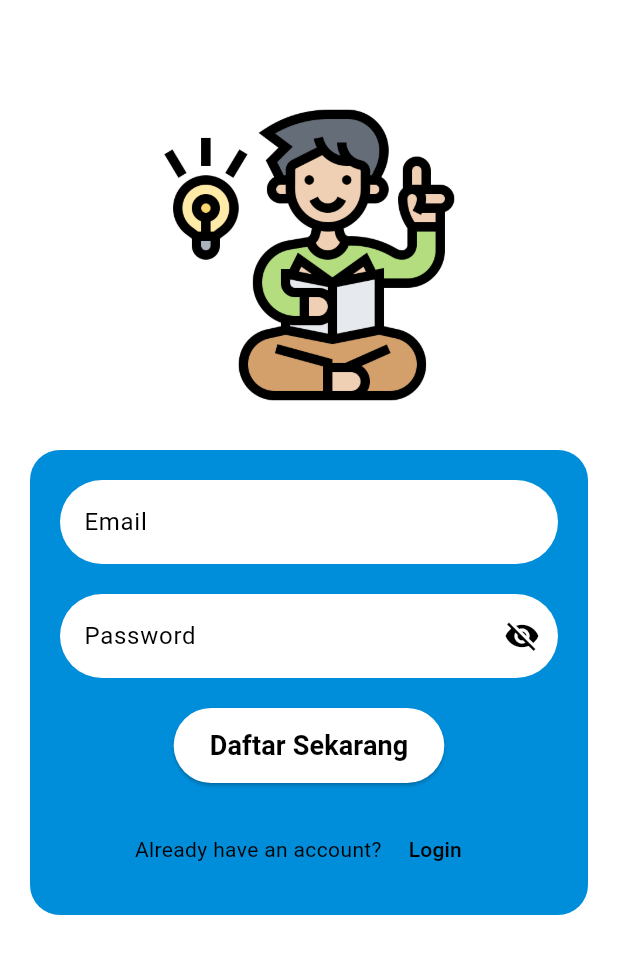
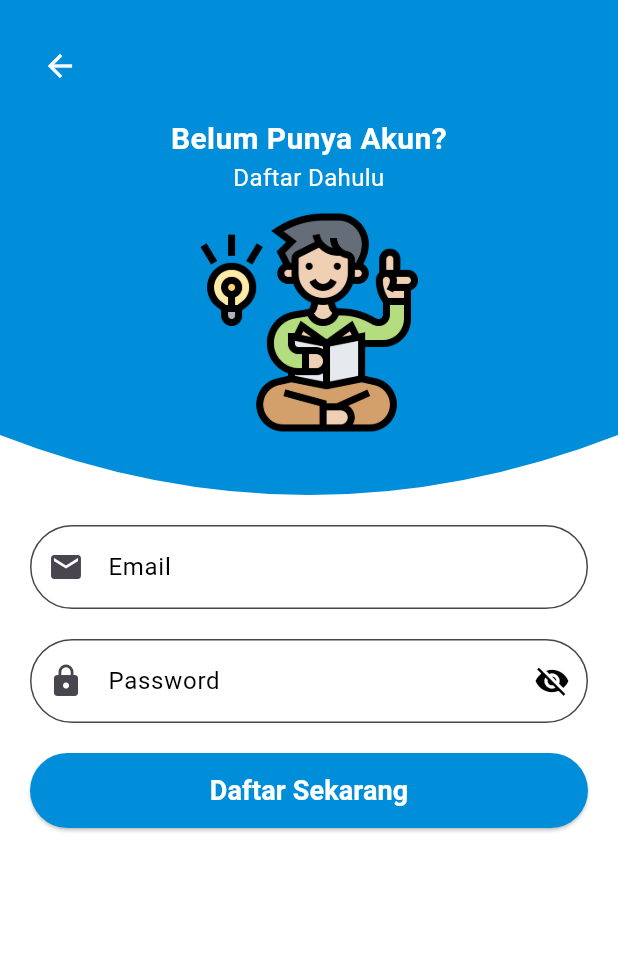
Before and after one commit to ArsalRR/aplikasi_belajar_bahasa_sunda, a Flutter app: the RegisterView screen opened by its route, on a phone screen of 412 x 824 dp. Shown: the top 954 px of the screen. Run offline on Flutter 3.47's test engine with Material 3 defaults, Android fonts, the light colour scheme and no system bars; our stand-ins replace cloud_firestore, firebase_auth, firebase_core, flutter_custom_clippers, flutter_svg, get; accounts and stored records are empty; Roboto replaces fonts that are missing (Poppins).

Commit message:
ubah tampilan register

```diff
--- a/lib/app/modules/register/views/register_view.dart
+++ b/lib/app/modules/register/views/register_view.dart
@@ -1,29 +1,70 @@
-import 'package:capstone_project/app/modules/register/controllers/register_controller.dart';
 import 'package:flutter/material.dart';
 import 'package:get/get.dart';
+import 'package:capstone_project/app/modules/register/controllers/register_controller.dart';
+import 'package:flutter_custom_clippers/flutter_custom_clippers.dart';
 
 class RegisterView extends GetView<RegisterController> {
   @override
   Widget build(BuildContext context) {
     return Scaffold(
       backgroundColor: Colors.white,
-      body: Padding(
-        padding: EdgeInsets.all(20),
-        child: ListView(
+      body: Column(
         children: [
-            SizedBox(height: 50),
+          ClipPath(
+            clipper: OvalBottomBorderClipper(),
+            child: Container(
+              padding: EdgeInsets.symmetric(horizontal: 16.0, vertical: 20.0),
+              color: Color(0xff008DDA),
+              child: Column(
+                children: [
+                  Align(
+                    alignment: Alignment.topLeft,
+                    child: IconButton(
+                      icon: Icon(Icons.arrow_back, color: Colors.white),
+                      onPressed: () => Get.back(),
+                    ),
+                  ),
+                  SizedBox(height: 10),
+                  Text(
+                    'Belum Punya Akun?',
+                    style: TextStyle(
+                      fontSize: 20,
+                      fontWeight: FontWeight.bold,
+                      fontFamily: 'Poppins',
+                      color: Colors.white,
+                    ),
+                    textAlign: TextAlign.center,
+                  ),
+                  Text(
+                    'Daftar Dahulu',
+                    style: TextStyle(
+                      fontSize: 16,
+                      color: Colors.white,
+                      fontFamily: 'Poppins',
+                    ),
+                    textAlign: TextAlign.center,
+                  ),
+                  SizedBox(height: 10),
                   Center(
                     child: Image.asset(
                       'assets/img/study.png',
-                height: 200,
+                      height: 150,
                     ),
                   ),
-            SizedBox(height: 30),
-            Container(
+                  SizedBox(height: 20),
+                ],
+              ),
+            ),
+          ),
+          Expanded(
+            child: Container(
               padding: EdgeInsets.all(20),
               decoration: BoxDecoration(
-              color: Color(0xff008DDA),
-                borderRadius: BorderRadius.circular(20),
+                color: Colors.white,
+                borderRadius: BorderRadius.only(
+                  topLeft: Radius.circular(20),
+                  topRight: Radius.circular(20),
+                ),
               ),
               child: Column(
                 children: [
@@ -34,14 +75,16 @@ class RegisterView extends GetView<RegisterController> {
                       fillColor: Colors.white,
                       border: OutlineInputBorder(
                         borderRadius: BorderRadius.circular(32.0),
-                        borderSide: BorderSide.none,
+
                       ),
+                      prefixIcon: Icon(Icons.email),
                       labelText: 'Email',
                       labelStyle: TextStyle(color: Colors.black, fontFamily: 'Poppins'),
                     ),
                   ),
                   SizedBox(height: 20),
-                  Obx(() => TextField(
+                  Obx(
+                    () => TextField(
                       obscureText: controller.isPasswordHidden.value,
                       controller: controller.passwordController,
                       decoration: InputDecoration(
@@ -49,8 +92,9 @@ class RegisterView extends GetView<RegisterController> {
                         fillColor: Colors.white,
                         border: OutlineInputBorder(
                           borderRadius: BorderRadius.circular(32.0),
-                        borderSide: BorderSide.none,
+
                         ),
+                        prefixIcon: Icon(Icons.lock),
                         labelText: 'Password',
                         labelStyle: TextStyle(color: Colors.black, fontFamily: 'Poppins'),
                         suffixIcon: IconButton(
@@ -66,21 +110,26 @@ class RegisterView extends GetView<RegisterController> {
                           },
                         ),
                       ),
-                  )),
+                    ),
+                  ),
                   SizedBox(height: 20),
-                  Container(
+                  SizedBox(
+                    width: double.infinity,
                     height: 50,
                     child: ElevatedButton(
                       style: ElevatedButton.styleFrom(
-                        primary: Colors.white,
-                        onPrimary: Colors.black,
+                        primary: Color(0xff008DDA),
+                        onPrimary: Colors.white,
                         shape: RoundedRectangleBorder(
                           borderRadius: BorderRadius.circular(32.0),
                         ),
                       ),
                       child: Text(
                         'Daftar Sekarang',
-                        style: TextStyle(fontSize: 18, color: Colors.black, fontFamily: 'Poppins',
+                        style: TextStyle(
+                          fontSize: 18,
+                          color: Colors.white,
+                          fontFamily: 'Poppins',
                           fontWeight: FontWeight.bold,
                         ),
                       ),
@@ -108,29 +157,12 @@ class RegisterView extends GetView<RegisterController> {
                       },
                     ),
                   ),
-                  SizedBox(height: 20),
-                  Row(
-                    mainAxisAlignment: MainAxisAlignment.center,
-                    children: [
-                      Text(
-                        'Already have an account? ',
-                        style: TextStyle(color: Colors.black, fontFamily: 'Poppins'),
-                      ),
-                      TextButton(
-                        child: Text(
-                          'Login',
-                          style: TextStyle(color: Colors.black, fontFamily: 'Poppins'),
-                        ),
-                        onPressed: () => Get.back(),
-                      ),
                 ],
               ),
-                ],
             ),
           ),
         ],
       ),
-      ),
     );
   }
 }
```
Lines whose indentation alone changed are shown as unchanged.
